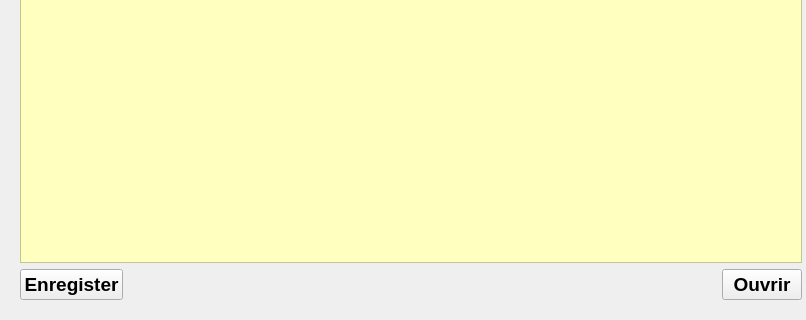
Before: the Qt Designer form carrerainterface.ui in Arrera-Software/Arrera-Interface, drawn with Qt 5; both pictures show x 0 to 806 and y 405 to 725 of the 806 by 725 pixel window.
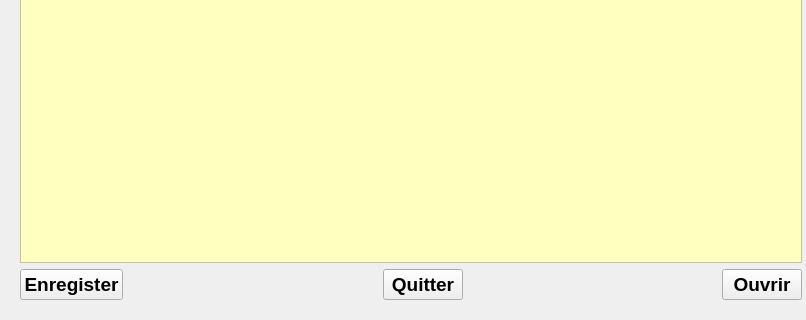
After: the same form once the commit is applied. The open tabs and pages were chosen to show the change. Icons and pictures are not drawn.

Commit message: Ajout des objet

What changed in the file:
```diff
--- a/carrerainterface.ui
+++ b/carrerainterface.ui
@@ -726,6 +726,32 @@
            </property>
           </spacer>
          </item>
+         <item>
+          <widget class="QPushButton" name="IDC_POSTITEEXIT">
+           <property name="font">
+            <font>
+             <pointsize>14</pointsize>
+             <bold>true</bold>
+            </font>
+           </property>
+           <property name="text">
+            <string>Quitter</string>
+           </property>
+          </widget>
+         </item>
+         <item>
+          <spacer name="horizontalSpacer_4">
+           <property name="orientation">
+            <enum>Qt::Horizontal</enum>
+           </property>
+           <property name="sizeHint" stdset="0">
+            <size>
+             <width>40</width>
+             <height>20</height>
+            </size>
+           </property>
+          </spacer>
+         </item>
          <item>
           <widget class="QPushButton" name="IDC_OUVRIR">
            <property name="font">
```
Left out of the diff: 73 changed lines with no effect on the pictures. The commit also changes 2 other files.
